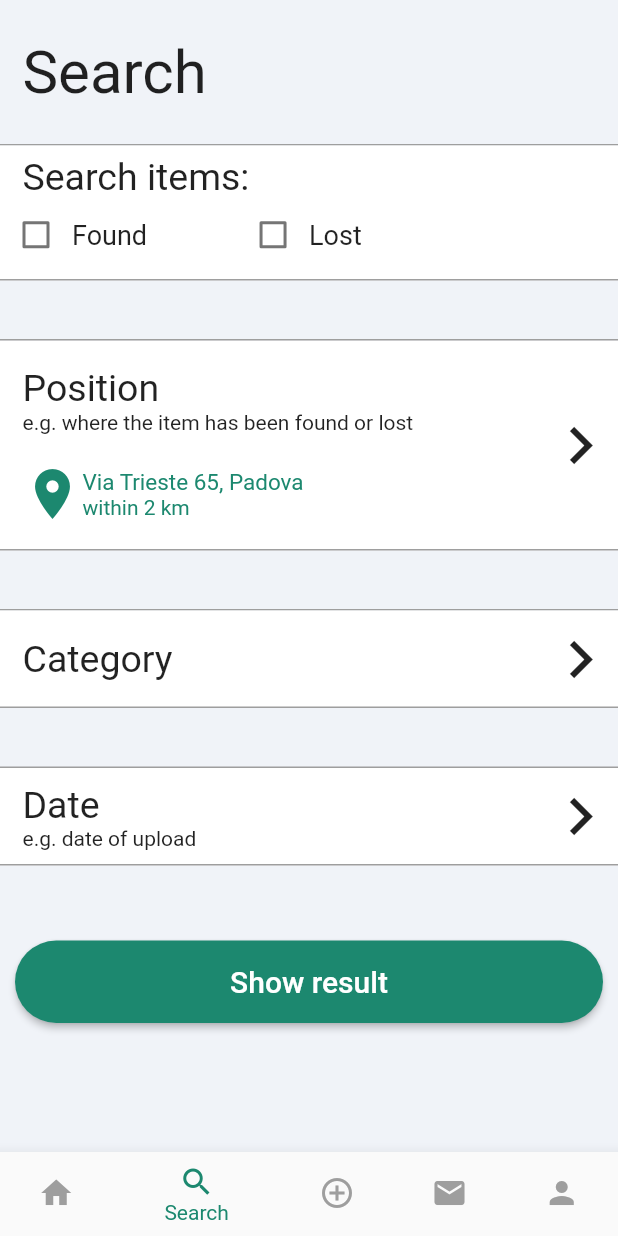
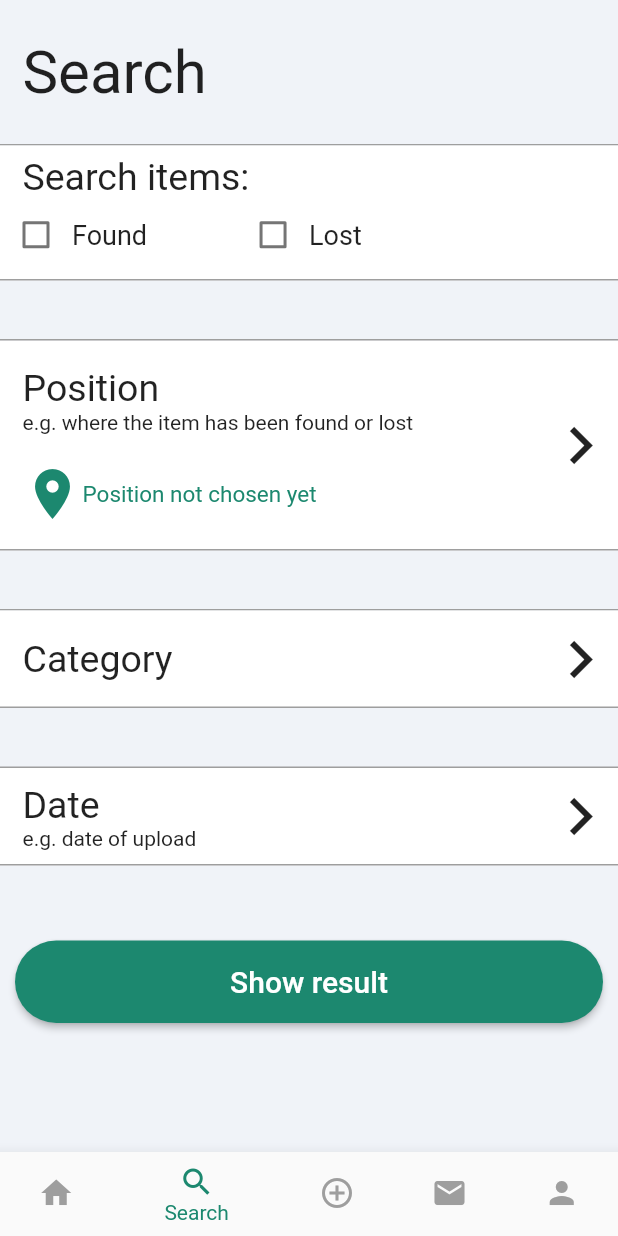
Before and after one commit to alecava41/LostAndFound-app, a Flutter app: the HomeScreen screen opened by its route, item 2 of the bottom bar chosen, on a phone screen of 412 x 824 dp. Run offline on Flutter 3.47's test engine with Material 2 defaults, Android fonts, the phone set to English and light mode, and no system bars; our stand-ins replace dartz, dio, equatable, flutter_holo_date_picker, flutter_map, geolocator and 5 more; missing offline and left inert: dart:ffi, flutter_map_animations; generated files the repository leaves out were written again.

Commit message:
return selected position in search page and insert page

```diff
--- a/lib/config/route_generator.dart
+++ b/lib/config/route_generator.dart
@@ -14,7 +14,7 @@ class RouteGenerator {
 
     switch (settings.name) {
       case '/':
-        return MaterialPageRoute(builder: (_) => const InfoScreen());
+        return MaterialPageRoute(builder: (_) => const HomeScreen());
       case '/register':
         return MaterialPageRoute(
           builder: (_) => RegisterScreen());
--- a/lib/screens/home.dart
+++ b/lib/screens/home.dart
@@ -1,4 +1,5 @@
 import 'package:flutter/material.dart';
+import 'package:latlong2/latlong.dart';
 import 'package:lost_and_found/screens/pages/home_page.dart';
 import 'package:lost_and_found/screens/pages/search_page.dart';
 import 'package:lost_and_found/utils/colors.dart';
@@ -77,6 +78,7 @@ class _HomeScreenState extends State<HomeScreen> {
   String category = "";
   bool _foundChecked = false;
   bool _lostChecked = false;
+  LatLng? selectedPosition;
 
   _changeTab(int index) {
     if (index == 2) {
@@ -126,8 +128,8 @@ class _HomeScreenState extends State<HomeScreen> {
       SearchScreenPage(
         foundChecked: _foundChecked,
         lostChecked: _lostChecked,
-        range: 2,
-        address: "Via Trieste 65, Padova",
+        address: (selectedPosition != null? "${selectedPosition?.latitude.toString()}, ${selectedPosition?.longitude.toString()}" :""),
+        onSelectPosition: (value) => onSelectPosition(value),
         category: category,
         date: date != null ? "${Utility.getMonth(date!.month)} ${date!.year}" : "",
         onFoundCheckedChanged: (value) => {
@@ -187,4 +189,10 @@ class _HomeScreenState extends State<HomeScreen> {
       category = value;
     });
   }
+
+  onSelectPosition(LatLng value) {
+    setState(() {
+      selectedPosition = value;
+    });
+  }
 }
--- a/lib/screens/pages/search_page.dart
+++ b/lib/screens/pages/search_page.dart
@@ -1,5 +1,6 @@
 import 'package:flutter/material.dart';
 import 'package:flutter_holo_date_picker/flutter_holo_date_picker.dart';
+import 'package:latlong2/latlong.dart';
 import 'package:lost_and_found/utils/colors.dart';
 import 'package:lost_and_found/widgets/check_boxes_form.dart';
 import 'package:lost_and_found/widgets/select_category_form.dart';
@@ -9,7 +10,6 @@ import 'package:lost_and_found/widgets/select_position_button.dart';
 class SearchScreenPage extends StatelessWidget {
   final bool foundChecked;
   final bool lostChecked;
-  final int range;
   final String address;
   final String category;
   final String date;
@@ -17,18 +17,19 @@ class SearchScreenPage extends StatelessWidget {
   final ValueChanged<bool?>? onLostCheckedChanged;
   final ValueChanged<DateTime?> onDataPicked;
   final ValueChanged<String> onSelectCategory;
+  final ValueChanged<LatLng> onSelectPosition;
 
   const SearchScreenPage({
     super.key,
     required this.foundChecked,
     required this.lostChecked,
-    required this.range,
     required this.address,
     required this.category,
     required this.date,
     required this.onFoundCheckedChanged,
     required this.onLostCheckedChanged,
     required this.onDataPicked,
+    required this.onSelectPosition,
     required this.onSelectCategory
   });
 
@@ -76,7 +77,7 @@ class SearchScreenPage extends StatelessWidget {
           ),
           const SizedBox(height: 40),
           SelectPositionButton(
-              address: address, range: range, onTap: () => {print("Ciao")}),
+              address: address, onTap: (value) => onSelectPosition(value)),
           const SizedBox(height: 40),
           CategorySelectionForm(onTap: (value) => {onSelectCategory(value)}, selectedCategory: category),
           const SizedBox(height: 40),
--- a/lib/widgets/select_category_form.dart
+++ b/lib/widgets/select_category_form.dart
@@ -35,8 +35,8 @@ class CategorySelectionForm extends StatelessWidget {
         Material(
           color: Colors.white,
           child: InkWell(
-            onTap: () => {
-              navigateToCategorySelection(context)
+            onTap: () async => {
+              await navigateToCategorySelection(context)
             },
             borderRadius: BorderRadius.circular(0),
             child: Container(
--- a/lib/widgets/select_position_button.dart
+++ b/lib/widgets/select_position_button.dart
@@ -1,18 +1,38 @@
 import 'package:flutter/material.dart';
+import 'package:latlong2/latlong.dart';
 
+import '../screens/select_position.dart';
 import '../utils/colors.dart';
 
-class SelectPositionButton extends StatelessWidget {
+class SelectPositionButton extends StatefulWidget {
   final String address;
-  final int range;
-  final VoidCallback onTap;
+  final ValueChanged<LatLng> onTap;
 
   const SelectPositionButton({
     Key? key,
     required this.address,
-    required this.range,
     required this.onTap,
   }) : super(key: key);
+
+  @override
+  State<SelectPositionButton> createState() => _SelectPositionButtonState();
+}
+
+class _SelectPositionButtonState extends State<SelectPositionButton> {
+  LatLng? selectedPosition;
+
+    Future<void> navigateToSelectPosition(BuildContext context) async {
+    final selectedPos = await Navigator.push<LatLng>(
+      context,
+      MaterialPageRoute(builder: (context) => const SelectPositionScreen()),
+    );
+    if (selectedPos != null) {
+      setState(() {
+        selectedPosition = selectedPos;
+      });
+      widget.onTap(selectedPos);
+    }
+  }
 
   @override
   Widget build(BuildContext context) {
@@ -27,7 +47,7 @@ class SelectPositionButton extends StatelessWidget {
         Ink(
           color: Colors.white,
           child: InkWell(
-            onTap: onTap,
+            onTap: () async => await navigateToSelectPosition(context),
             borderRadius: BorderRadius.circular(0),
             child: Container(
               height: 140,
@@ -44,7 +64,8 @@ class SelectPositionButton extends StatelessWidget {
                           "Position",
                           style: TextStyle(fontSize: 25),
                         ),
-                        const Text("e.g. where the item has been found or lost"),
+                        const Text(
+                            "e.g. where the item has been found or lost"),
                         const SizedBox(
                           height: 20,
                         ),
@@ -55,24 +76,13 @@ class SelectPositionButton extends StatelessWidget {
                               color: PersonalizedColor.mainColor,
                               size: 40,
                             ),
-                            Column(
-                              crossAxisAlignment: CrossAxisAlignment.start,
-                              children: [
-                                Text(
-                                  address == ""
-                                      ? "Position not chosen yet"
-                                      : address,
-                                  style: const TextStyle(
-                                      color: PersonalizedColor.mainColor,
-                                      fontSize: 15),
-                                ),
-                                if (range > 0)
-                                  Text(
-                                    "within $range km",
-                                    style: const TextStyle(
-                                        color: PersonalizedColor.mainColor),
-                                  ),
-                              ],
+                            Text(
+                              widget.address == ""
+                                  ? "Position not chosen yet"
+                                  : widget.address,
+                              style: const TextStyle(
+                                  color: PersonalizedColor.mainColor,
+                                  fontSize: 15),
                             ),
                           ],
                         ),
```
Also changed, not shown: lib/screens/insert_item.dart (+18 -2 lines), lib/screens/select_position.dart (+23 -8 lines).
